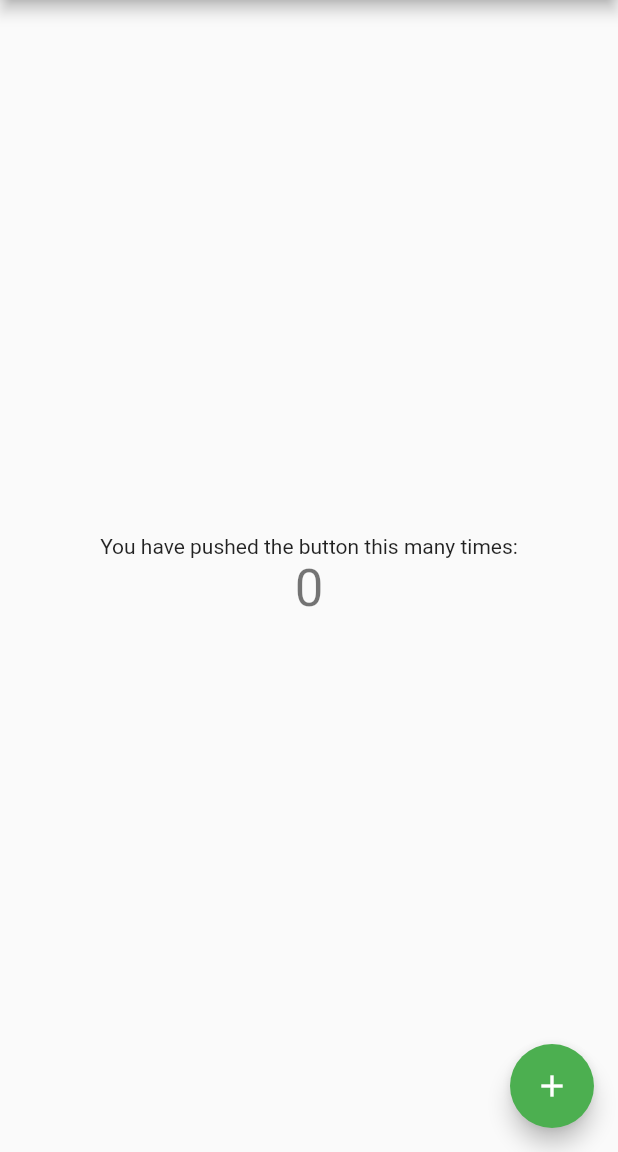
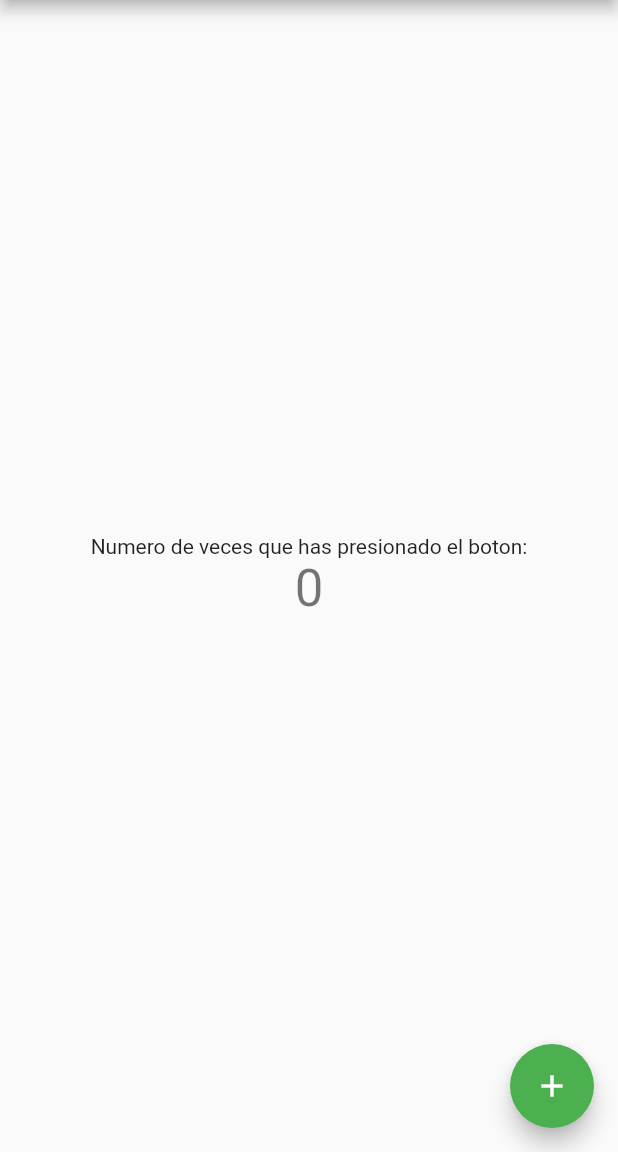
Before and after one commit to SebastianTerrazas/ProfessorSummary, a Flutter app: the screen it shows after launch, on a phone screen of 412 x 824 dp, the part 84-1236 px from its top. Run offline on Flutter 3.47's test engine with Material 2 defaults, Android fonts, the phone set to English and light mode, and no system bars.

Commit message:
traducir pantalla
se tradujo la pantalla de prueba

```diff
--- a/professor_summary_flutter/lib/main.dart
+++ b/professor_summary_flutter/lib/main.dart
@@ -92,7 +92,7 @@ class _MyHomePageState extends State<MyHomePage> {
           mainAxisAlignment: MainAxisAlignment.center,
           children: <Widget>[
             Text(
-              'You have pushed the button this many times:',
+              'Numero de veces que has presionado el boton:',
             ),
             Text(
               '$_counter',
```
